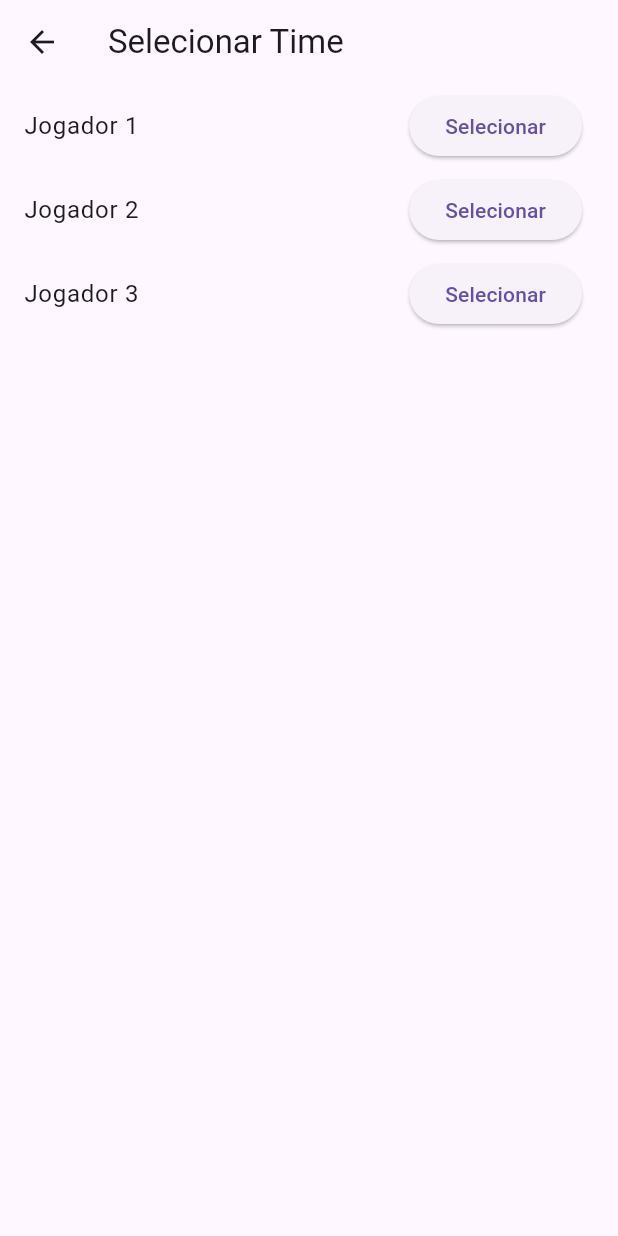
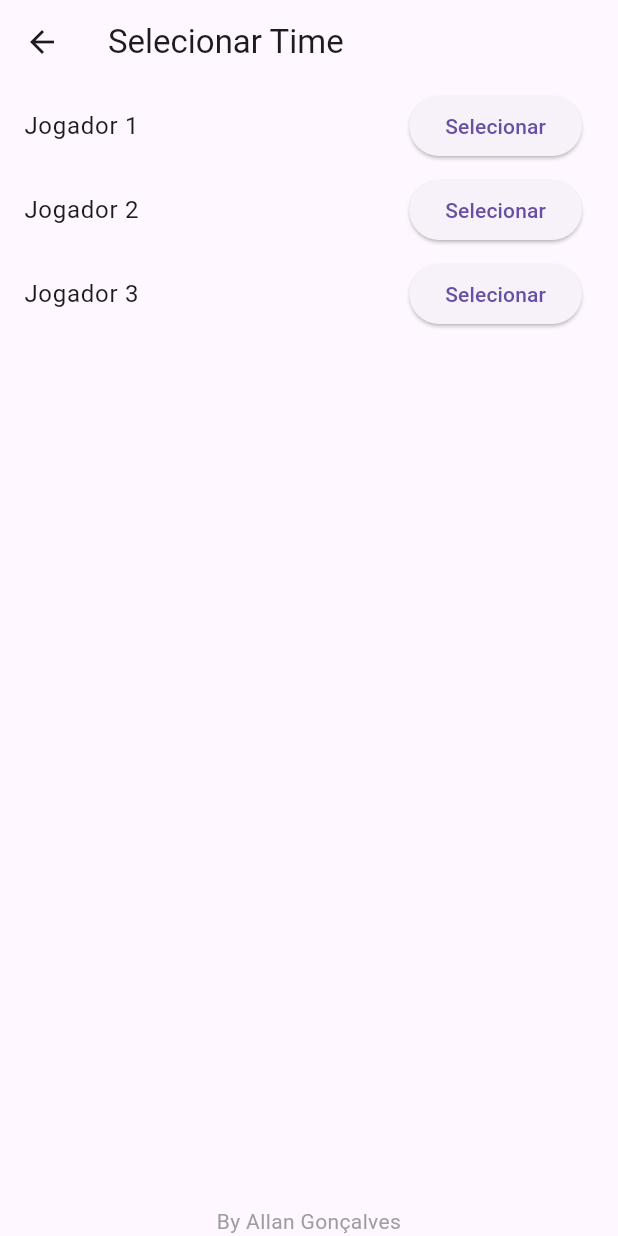
Before and after one commit to Allan1234/Peladao1, a Flutter app: the TeamSelectionPage screen opened directly, on a phone screen of 412 x 824 dp. Run offline on Flutter 3.47's test engine with Material 3 defaults, Android fonts, the phone set to English and light mode, and no system bars.

Commit message:
Update team_selection_page.dart

```diff
--- a/lib/team_selection_page.dart
+++ b/lib/team_selection_page.dart
@@ -1,4 +1,5 @@
 import 'package:flutter/material.dart';
+import 'footer_widget.dart';
 
 class TeamSelectionPage extends StatelessWidget {
   final List<String> availablePlayers = [
@@ -11,7 +12,10 @@ class TeamSelectionPage extends StatelessWidget {
       appBar: AppBar(
         title: Text('Selecionar Time'),
       ),
-      body: ListView.builder(
+      body: Column(
+        children: [
+          Expanded(
+            child: ListView.builder(
               itemCount: availablePlayers.length,
               itemBuilder: (context, index) {
                 return ListTile(
@@ -25,6 +29,10 @@ class TeamSelectionPage extends StatelessWidget {
                 );
               },
             ),
+          ),
+          FooterWidget(),
+        ],
+      ),
     );
   }
 }
```
Lines whose indentation alone changed are shown as unchanged.
